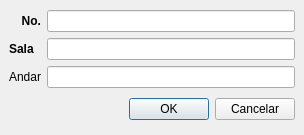
This is rs/src/ui/frsalasitem.ui in xvjau/Reserva-de-Salas as Qt 5 draws it before an edit. The edited form follows.
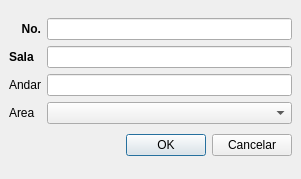
This is the edited form. Icons and pictures are not drawn.

The edit to the form file:
```diff
--- a/rs/src/ui/frsalasitem.ui
+++ b/rs/src/ui/frsalasitem.ui
@@ -8,8 +8,8 @@
    <rect>
     <x>0</x>
     <y>0</y>
-    <width>304</width>
-    <height>135</height>
+    <width>301</width>
+    <height>179</height>
    </rect>
   </property>
   <property name="windowTitle" >
@@ -82,6 +82,13 @@
            </property>
           </widget>
          </item>
+         <item>
+          <widget class="QLabel" name="label_4" >
+           <property name="text" >
+            <string>Area</string>
+           </property>
+          </widget>
+         </item>
         </layout>
        </item>
        <item>
@@ -105,6 +112,9 @@
          <item>
           <widget class="QLineEdit" name="leAndar" />
          </item>
+         <item>
+          <widget class="QComboBox" name="cbArea" />
+         </item>
         </layout>
        </item>
       </layout>
```
